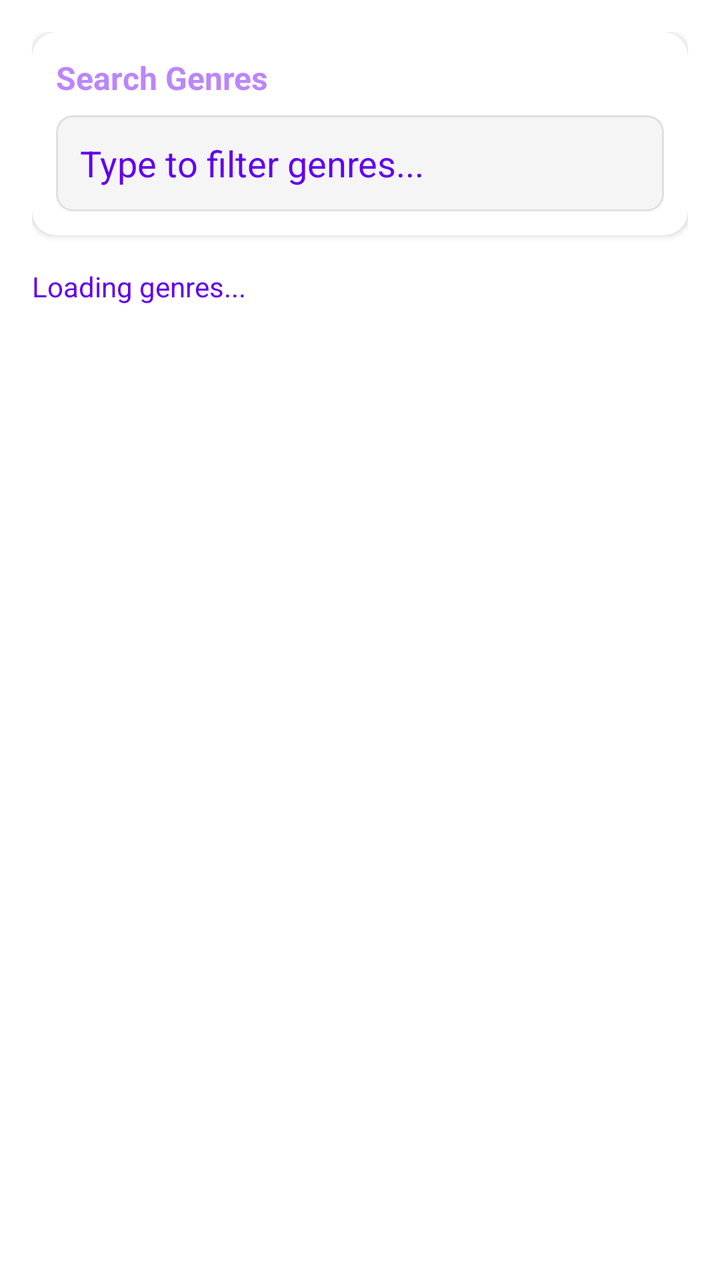
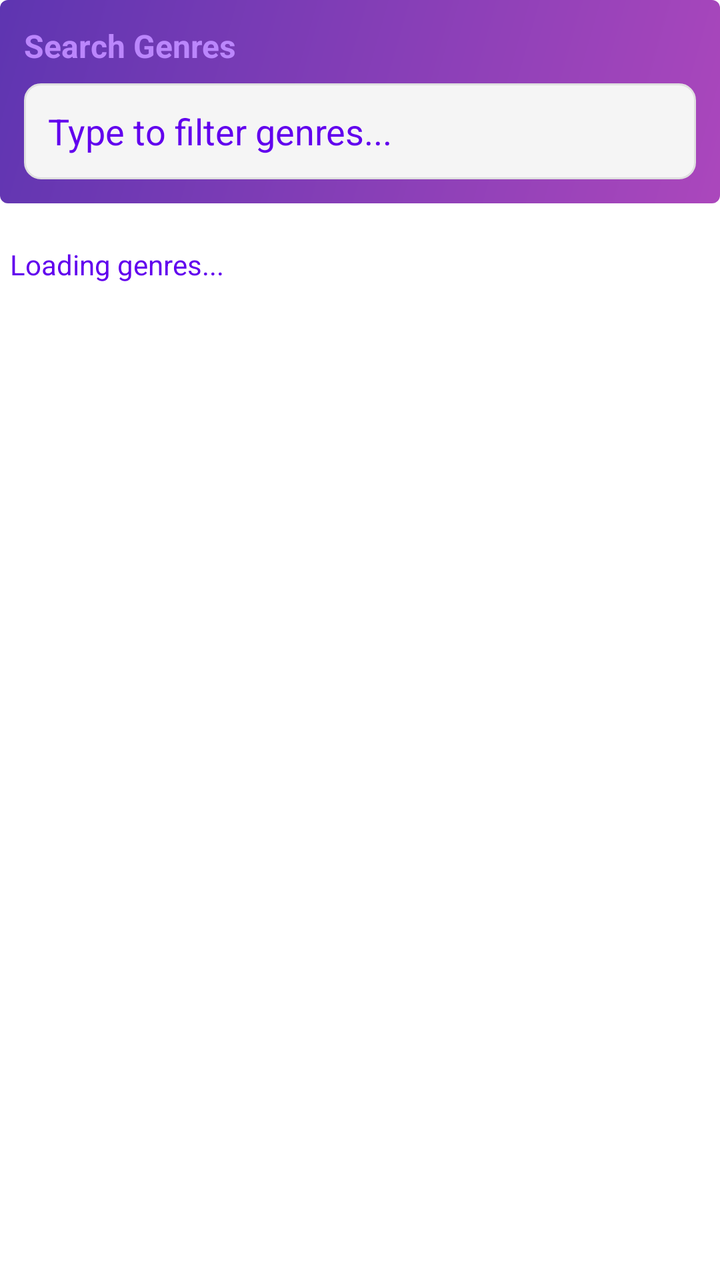

An Android layout rendered at two revisions. The XML below is the earlier revision; the diff shows what the commit changed to produce the second picture.
<!-- AndroidManifest.xml: application theme Theme.MyApplication -->
<!-- res/layout/fragment_categories.xml -->
<?xml version='1.0' encoding='utf-8'?>
<LinearLayout xmlns:android="http://schemas.android.com/apk/res/android" xmlns:app="http://schemas.android.com/apk/res-auto" android:layout_width="match_parent" android:layout_height="match_parent" android:orientation="vertical" android:background="@color/background_color" android:padding="16dp">

    
    <com.google.android.material.card.MaterialCardView android:layout_width="match_parent" android:layout_height="wrap_content" app:cardCornerRadius="12dp" app:cardElevation="2dp" android:layout_marginBottom="16dp">

        <LinearLayout android:layout_width="match_parent" android:layout_height="wrap_content" android:orientation="vertical" android:padding="12dp">

            <TextView android:layout_width="wrap_content" android:layout_height="wrap_content" android:text="@string/search_genres" android:textSize="16sp" android:textStyle="bold" android:textColor="@color/text_primary" android:layout_marginBottom="8dp" />

            <EditText android:id="@+id/genreSearchInput" android:layout_width="match_parent" android:layout_height="48dp" android:hint="@string/hint_type_to_filter_genres" android:padding="12dp" android:background="@drawable/input_background" android:textColor="@color/text_primary" android:textColorHint="@color/text_secondary" android:inputType="text" android:imeOptions="actionSearch" />

        </LinearLayout>

    </com.google.android.material.card.MaterialCardView>

    
    <TextView android:id="@+id/genreStatusText" android:layout_width="wrap_content" android:layout_height="wrap_content" android:text="@string/loading_genres" android:textColor="@color/text_secondary" android:textSize="14sp" android:layout_marginBottom="12dp" />

    
    <ProgressBar android:id="@+id/genreProgressBar" android:layout_width="match_parent" android:layout_height="wrap_content" android:visibility="gone" style="?android:attr/progressBarStyleHorizontal" android:indeterminate="true" />

    
    <androidx.recyclerview.widget.RecyclerView android:id="@+id/genresRecyclerView" android:layout_width="match_parent" android:layout_height="0dp" android:layout_weight="1" android:visibility="gone" />

    
    <LinearLayout android:id="@+id/genreEmptyStateLayout" android:layout_width="match_parent" android:layout_height="0dp" android:layout_weight="1" android:orientation="vertical" android:gravity="center" android:visibility="gone">

        <ImageView android:layout_width="120dp" android:layout_height="120dp" android:src="@drawable/ic_empty_state" android:alpha="0.5" android:layout_marginBottom="16dp" />

        <TextView android:layout_width="wrap_content" android:layout_height="wrap_content" android:text="@string/no_genres_found" android:textSize="18sp" android:textColor="@color/text_primary" android:textStyle="bold" android:layout_marginBottom="8dp" />

        <TextView android:layout_width="wrap_content" android:layout_height="wrap_content" android:text="@string/try_a_different_search_term" android:textSize="14sp" android:textColor="@color/text_secondary" />

    </LinearLayout>

</LinearLayout>
<!-- resources referenced by this layout -->
<resources>
  <color name="background_color">#FFFFFFFF</color>
  <color name="text_primary">#FFBB86FC</color>
  <color name="text_secondary">#FF6200EE</color>
  <!-- drawable ic_empty_state: vector/xml drawable (drawable, 2427 chars, omitted) -->
  <!-- drawable input_background (drawable) -->
  <shape xmlns:android="http://schemas.android.com/apk/res/android"
      android:shape="rectangle">
  
      <solid android:color="@color/input_background" />
  
      <corners android:radius="8dp" />
  
      <stroke
          android:width="1dp"
          android:color="@color/input_stroke" />
  
      <padding
          android:left="12dp"
          android:top="8dp"
          android:right="12dp"
          android:bottom="8dp" />
  
  </shape>
  <string name="hint_type_to_filter_genres">Type to filter genres...</string>
  <string name="loading_genres">Loading genres...</string>
  <string name="no_genres_found">No genres found</string>
  <string name="search_genres">Search Genres</string>
  <string name="try_a_different_search_term">Try a different search term</string>
  <style name="Theme.MyApplication" parent="Theme.MaterialComponents.Light.NoActionBar">
          
          <item name="colorPrimary">@color/purple_500</item>
          <item name="colorPrimaryVariant">@color/purple_700</item>
          <item name="colorOnPrimary">@color/white</item>
          
          <item name="colorSecondary">@color/teal_200</item>
          <item name="colorSecondaryVariant">@color/teal_700</item>
          <item name="colorOnSecondary">@color/black</item>
          
          <item name="android:statusBarColor">?attr/colorPrimaryVariant</item>
          
      </style>
  <color name="input_background">#F5F5F5</color>
  <color name="input_stroke">#E0E0E0</color>
  <color name="purple_500">#FF6200EE</color>
  <color name="purple_700">#FF3700B3</color>
  <color name="white">#FFFFFFFF</color>
  <color name="teal_200">#FF03DAC5</color>
  <color name="teal_700">#FF018786</color>
  <color name="black">#FF000000</color>
</resources>

<!-- the commit's change to res/layout/fragment_categories.xml (unified diff, before → after) -->
@@ -1,36 +1,110 @@
 <?xml version='1.0' encoding='utf-8'?>
-<LinearLayout xmlns:android="http://schemas.android.com/apk/res/android" xmlns:app="http://schemas.android.com/apk/res-auto" android:layout_width="match_parent" android:layout_height="match_parent" android:orientation="vertical" android:background="@color/background_color" android:padding="16dp">
+<LinearLayout xmlns:android="http://schemas.android.com/apk/res/android"
+    xmlns:app="http://schemas.android.com/apk/res-auto"
+    android:layout_width="match_parent"
+    android:layout_height="match_parent"
+    android:background="@color/background_color"
+    android:orientation="vertical">
 
-    
-    <com.google.android.material.card.MaterialCardView android:layout_width="match_parent" android:layout_height="wrap_content" app:cardCornerRadius="12dp" app:cardElevation="2dp" android:layout_marginBottom="16dp">
 
-        <LinearLayout android:layout_width="match_parent" android:layout_height="wrap_content" android:orientation="vertical" android:padding="12dp">
+    <com.google.android.material.card.MaterialCardView
+        android:layout_width="match_parent"
+        android:layout_height="wrap_content"
+        android:layout_marginBottom="16dp"
+        app:cardElevation="0dp">
 
-            <TextView android:layout_width="wrap_content" android:layout_height="wrap_content" android:text="@string/search_genres" android:textSize="16sp" android:textStyle="bold" android:textColor="@color/text_primary" android:layout_marginBottom="8dp" />
+        <LinearLayout
+            android:layout_width="match_parent"
+            android:layout_height="wrap_content"
+            android:orientation="vertical"
+            android:background="@drawable/card_gradient"
+            android:padding="12dp">
 
-            <EditText android:id="@+id/genreSearchInput" android:layout_width="match_parent" android:layout_height="48dp" android:hint="@string/hint_type_to_filter_genres" android:padding="12dp" android:background="@drawable/input_background" android:textColor="@color/text_primary" android:textColorHint="@color/text_secondary" android:inputType="text" android:imeOptions="actionSearch" />
+            <TextView
+                android:layout_width="wrap_content"
+                android:layout_height="wrap_content"
+                android:layout_marginBottom="8dp"
+                android:text="@string/search_genres"
+                android:textColor="@color/text_primary"
+                android:textSize="16sp"
+                android:textStyle="bold" />
+
+            <EditText
+                android:id="@+id/genreSearchInput"
+                android:layout_width="match_parent"
+                android:layout_height="48dp"
+                android:background="@drawable/input_background"
+                android:hint="@string/hint_type_to_filter_genres"
+                android:imeOptions="actionSearch"
+                android:inputType="text"
+                android:padding="12dp"
+                android:textColor="@color/text_primary"
+                android:textColorHint="@color/text_secondary" />
 
         </LinearLayout>
 
     </com.google.android.material.card.MaterialCardView>
 
-    
-    <TextView android:id="@+id/genreStatusText" android:layout_width="wrap_content" android:layout_height="wrap_content" android:text="@string/loading_genres" android:textColor="@color/text_secondary" android:textSize="14sp" android:layout_marginBottom="12dp" />
 
-    
-    <ProgressBar android:id="@+id/genreProgressBar" android:layout_width="match_parent" android:layout_height="wrap_content" android:visibility="gone" style="?android:attr/progressBarStyleHorizontal" android:indeterminate="true" />
+    <TextView
+        android:id="@+id/genreStatusText"
+        android:layout_width="wrap_content"
+        android:layout_height="wrap_content"
+        android:layout_marginBottom="12dp"
+        android:text="@string/loading_genres"
+        android:padding="5dp"
+        android:textColor="@color/text_secondary"
+        android:textSize="14sp" />
 
-    
-    <androidx.recyclerview.widget.RecyclerView android:id="@+id/genresRecyclerView" android:layout_width="match_parent" android:layout_height="0dp" android:layout_weight="1" android:visibility="gone" />
 
-    
-    <LinearLayout android:id="@+id/genreEmptyStateLayout" android:layout_width="match_parent" android:layout_height="0dp" android:layout_weight="1" android:orientation="vertical" android:gravity="center" android:visibility="gone">
+    <ProgressBar
+        android:id="@+id/genreProgressBar"
+        style="?android:attr/progressBarStyleHorizontal"
+        android:layout_width="match_parent"
+        android:layout_height="wrap_content"
+        android:indeterminate="true"
+        android:visibility="gone" />
 
-        <ImageView android:layout_width="120dp" android:layout_height="120dp" android:src="@drawable/ic_empty_state" android:alpha="0.5" android:layout_marginBottom="16dp" />
 
-        <TextView android:layout_width="wrap_content" android:layout_height="wrap_content" android:text="@string/no_genres_found" android:textSize="18sp" android:textColor="@color/text_primary" android:textStyle="bold" android:layout_marginBottom="8dp" />
+    <androidx.recyclerview.widget.RecyclerView
+        android:id="@+id/genresRecyclerView"
+        android:layout_width="match_parent"
+        android:layout_height="0dp"
+        android:layout_weight="1"
+        android:visibility="gone" />
 
-        <TextView android:layout_width="wrap_content" android:layout_height="wrap_content" android:text="@string/try_a_different_search_term" android:textSize="14sp" android:textColor="@color/text_secondary" />
+
+    <LinearLayout
+        android:id="@+id/genreEmptyStateLayout"
+        android:layout_width="match_parent"
+        android:layout_height="0dp"
+        android:layout_weight="1"
+        android:gravity="center"
+        android:orientation="vertical"
+        android:visibility="gone">
+
+        <ImageView
+            android:layout_width="120dp"
+            android:layout_height="120dp"
+            android:layout_marginBottom="16dp"
+            android:alpha="0.5"
+            android:src="@drawable/ic_empty_state" />
+
+        <TextView
+            android:layout_width="wrap_content"
+            android:layout_height="wrap_content"
+            android:layout_marginBottom="8dp"
+            android:text="@string/no_genres_found"
+            android:textColor="@color/text_primary"
+            android:textSize="18sp"
+            android:textStyle="bold" />
+
+        <TextView
+            android:layout_width="wrap_content"
+            android:layout_height="wrap_content"
+            android:text="@string/try_a_different_search_term"
+            android:textColor="@color/text_secondary"
+            android:textSize="14sp" />
 
     </LinearLayout>
 
<!-- resource entries referenced after the edit -->
@@ -3,6 +3,16 @@
   <color name="background_color">#FFFFFFFF</color>
   <color name="text_primary">#FFBB86FC</color>
   <color name="text_secondary">#FF6200EE</color>
+  <!-- drawable card_gradient (drawable) -->
+  <?xml version="1.0" encoding="utf-8"?>
+  <shape xmlns:android="http://schemas.android.com/apk/res/android"
+      android:shape="rectangle">
+      <gradient
+          android:angle="135"
+          android:endColor="@color/card_gradient_end"
+          android:startColor="@color/card_gradient_start"
+          android:type="linear" />
+  </shape>
   <!-- drawable ic_empty_state: vector/xml drawable (drawable, 2427 chars, omitted) -->
   <!-- drawable input_background (drawable) -->
   <shape xmlns:android="http://schemas.android.com/apk/res/android"
@@ -41,6 +51,8 @@
           <item name="android:statusBarColor">?attr/colorPrimaryVariant</item>
           
       </style>
+  <color name="card_gradient_end">#5E35B1</color>
+  <color name="card_gradient_start">#AB47BC</color>
   <color name="input_background">#F5F5F5</color>
   <color name="input_stroke">#E0E0E0</color>
   <color name="purple_500">#FF6200EE</color>
